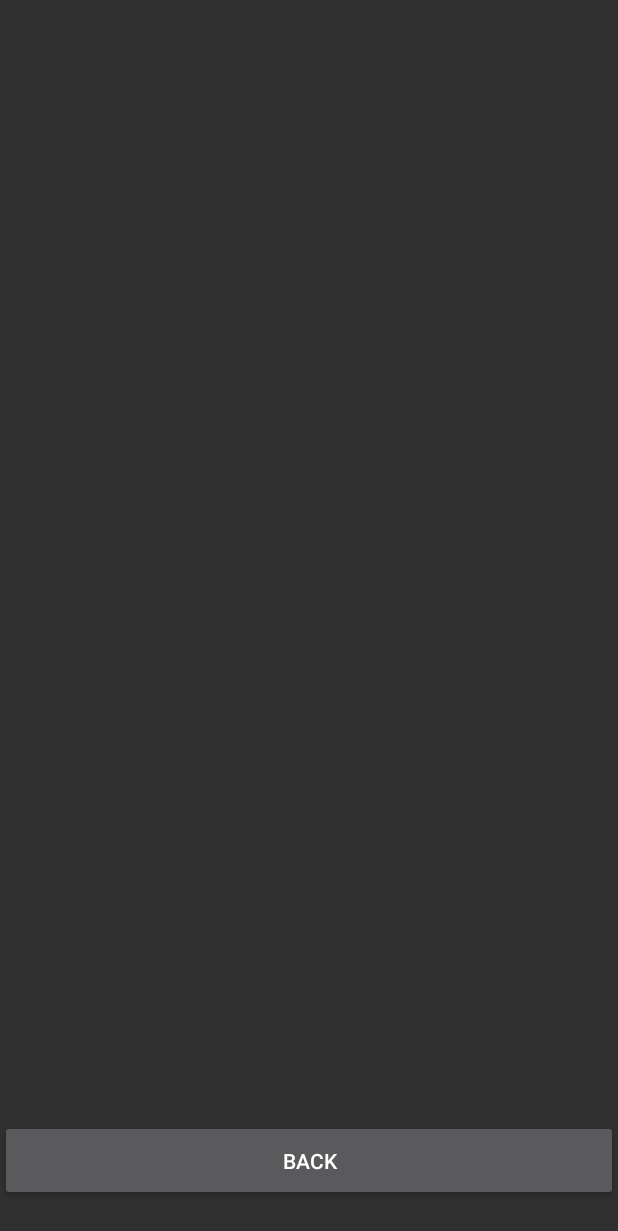
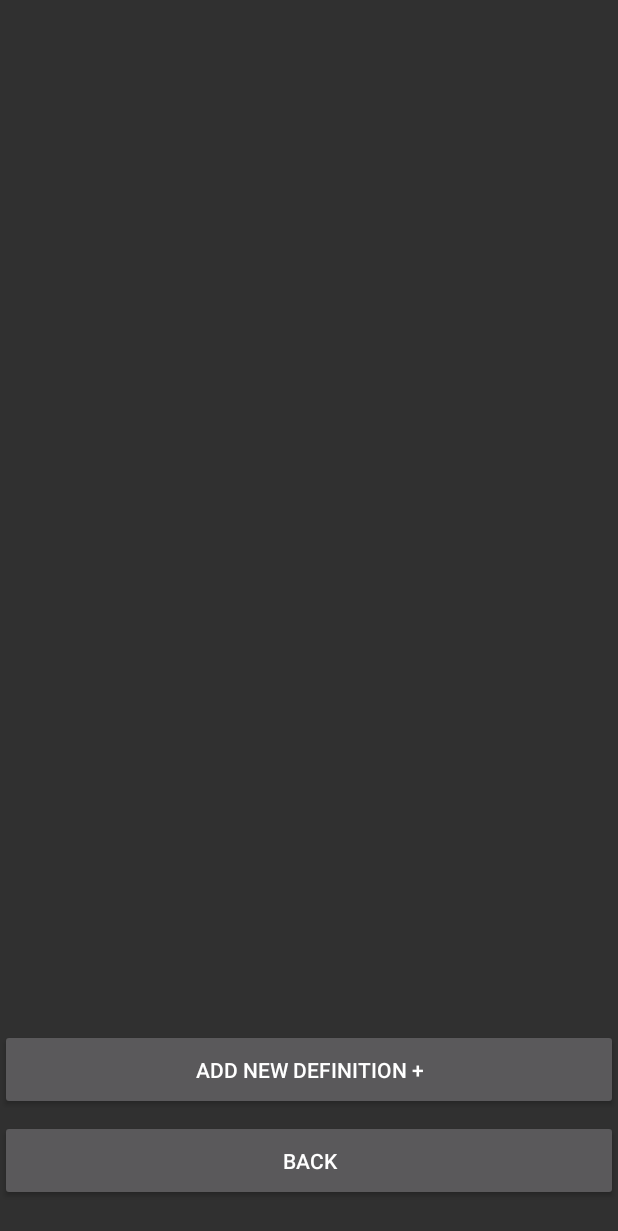
Before and after one commit to OnePunMan/RememberMeThis_Android, an Android app: the CourseActivity screen opened directly, with no data from a screen before it, on a phone screen of 412 x 824 dp. Shown: the top 1231 px of the screen. Run offline under Robolectric (Android 15) with nearby library versions, the phone set to English and light mode, and no system bars.

Commit message:
Add support for easy delimiter change Add time formatting for review time

```diff
--- a/app/src/main/java/onepunman/remembermethis/Course.java
+++ b/app/src/main/java/onepunman/remembermethis/Course.java
@@ -14,8 +14,8 @@ import java.util.regex.Pattern;
 
 public class Course {
     final String TAG = "Debug";
-    public static String DELIMITER = "|";
-    public static String EMPTY_PLACEHOLDER = "<No Description>";
+    public final static String DELIMITER = "|";
+    public final static String EMPTY_PLACEHOLDER = "<No Description>";
 
     private String _id;
     private String _name;
@@ -24,7 +24,7 @@ public class Course {
     private ArrayList<Definition> _definitions;
     private ArrayList<Definition> _difficultDefinitions;
 
-    public Course(){
+    public Course() {
         this._id = null;
         this._name = null;
         this._description = null;
@@ -40,11 +40,11 @@ public class Course {
         return true;
     }
 
-    public void loadFromFile(String filePath){
+    public void loadFromFile(String filePath) {
         return;
     }
 
-    public void loadFromFile(File courseFile){
+    public void loadFromFile(File courseFile) {
         _courseFile = courseFile;
         FileInputStream fStream = null;
         try {
@@ -53,11 +53,12 @@ public class Course {
 
             int lineCount = 1;
             String line = "Empty";
+            String currentDelimiter = DELIMITER;
             while (line != null) {
                 line = reader.readLine();
 
                 if (line == null) break;
-                if (line.length() < 2) continue;
+                if (line.trim().length() < 1) continue;
 
                 if (lineCount == 1) {
                     _name = line;
@@ -65,8 +66,11 @@ public class Course {
                 else if (lineCount == 2) {
                     _description = line;
                 }
+                else if (lineCount == 3) {
+                    currentDelimiter = line.trim();
+                }
                 else {
-                    String [] sections = line.split(Pattern.quote(DELIMITER));
+                    String [] sections = line.split(Pattern.quote(currentDelimiter != null ? currentDelimiter : DELIMITER));
                     if (sections.length == Definition.NUM_FIELDS) {
                         _definitions.add(
                                 new Definition(
@@ -85,6 +89,7 @@ public class Course {
                     }
                     else {
                         Log.e(TAG, "Bad line: " + lineCount);
+                        Log.e(TAG, "Sections length: " + sections.length);
                         for (int i = 0; i < sections.length; i++) {
                             Log.e(TAG, i + sections[i]);
                         }
@@ -109,11 +114,11 @@ public class Course {
         }
     }
 
-    public ArrayList<Definition> getAll(int level){
+    public ArrayList<Definition> getAll(int level) {
         return _definitions;
     }
 
-    public ArrayList<Definition> getAll(){
+    public ArrayList<Definition> getAll() {
         return getAll(-1);
     }
 
@@ -129,16 +134,16 @@ public class Course {
         return (_definitions == null ? 0 : _definitions.size());
     }
 
-    public String toString(){
+    public String toString() {
         return null;
     }
 
-    public void addDefinition(String name, String description, int level){
+    public void addDefinition(String name, String description, int level) {
         Definition newDef = new Definition(name, description, level);
         _definitions.add(newDef);
     }
 
-    public void addDefinition(Definition newDef){
+    public void addDefinition(Definition newDef) {
         _definitions.add(newDef);
     }
 
@@ -151,7 +156,7 @@ public class Course {
         if (_courseFile == null) {
             // write to new file
             try {
-                _courseFile = FileIO.writeToFile(_name, _name + "\n" + _description);
+                _courseFile = FileIO.writeToFile(_name, _name + "\n" + _description + "\n" + DELIMITER);
                 return true;
             }
             catch (Exception e) {
@@ -166,6 +171,7 @@ public class Course {
 
                 bufferedWriter.write(_name + "\n");
                 bufferedWriter.write(_description + "\n");
+                bufferedWriter.write(DELIMITER + "\n");
                 bufferedWriter.write("\n");
 
                 String line;
@@ -193,7 +199,7 @@ public class Course {
         }
     }
 
-    public void reset(){
+    public void reset() {
         return;
     }
 
--- a/app/src/main/java/onepunman/remembermethis/Popup.java
+++ b/app/src/main/java/onepunman/remembermethis/Popup.java
@@ -10,8 +10,8 @@ import android.widget.TextView;
 
 public class Popup extends AppCompatActivity {
     final static String TAG = "Debug";
-    public static double SCALE_HEIGHT = 1;
-    public static double SCALE_WIDTH = 1;
+    public final static double SCALE_HEIGHT = 1;
+    public final double SCALE_WIDTH = 1;
     TextView defText;
     Definition _currentDef;
 
@@ -32,10 +32,8 @@ public class Popup extends AppCompatActivity {
 
         DisplayMetrics dm = new DisplayMetrics();
         getWindowManager().getDefaultDisplay().getMetrics(dm);
-
         int width = dm.widthPixels;
         int height = dm.heightPixels;
-
         getWindow().setLayout((int) (width * SCALE_WIDTH), (int) (height * SCALE_HEIGHT));
 
         _currentDef = (Definition) getIntent().getSerializableExtra("definition");
--- a/app/src/main/res/layout/activity_course.xml
+++ b/app/src/main/res/layout/activity_course.xml
@@ -41,9 +41,10 @@
     <ScrollView
         android:id="@+id/definitionScroll"
         android:layout_width="match_parent"
-        android:layout_height="359dp"
+        android:layout_height="335dp"
         android:layout_alignParentStart="true"
-        android:layout_centerVertical="true"
+        android:layout_alignParentTop="true"
+        android:layout_marginTop="105dp"
         tools:layout_editor_absoluteX="16dp"
         tools:layout_editor_absoluteY="122dp">
 
@@ -66,6 +67,21 @@
     </ScrollView>
 
     <Button
+        android:id="@+id/btnAddDef"
+        android:layout_width="match_parent"
+        android:layout_height="54dp"
+        android:layout_alignParentBottom="true"
+        android:layout_alignParentStart="true"
+        android:layout_marginBottom="84dp"
+        android:text="@string/addDef"
+        app:layout_constraintBottom_toBottomOf="parent"
+        app:layout_constraintHorizontal_bias="0.0"
+        app:layout_constraintLeft_toLeftOf="parent"
+        app:layout_constraintRight_toRightOf="parent"
+        app:layout_constraintTop_toTopOf="parent"
+        app:layout_constraintVertical_bias="0.983" />
+
+    <Button
         android:id="@+id/btn_back"
         android:layout_width="match_parent"
         android:layout_height="54dp"
--- a/app/src/main/res/values/strings.xml
+++ b/app/src/main/res/values/strings.xml
@@ -10,4 +10,5 @@
     <string name="create">Create</string>
     <string name="view_courses">View Courses</string>
     <string name="course_title_placeholder">TITLE_GOES_HERE</string>
+    <string name="addDef">Add New Definition +</string>
 </resources>
```
Also changed, not shown: app/src/main/java/onepunman/remembermethis/CourseActivity.java (+46 -3 lines), app/src/main/java/onepunman/remembermethis/Definition.java (+34 -16 lines).
